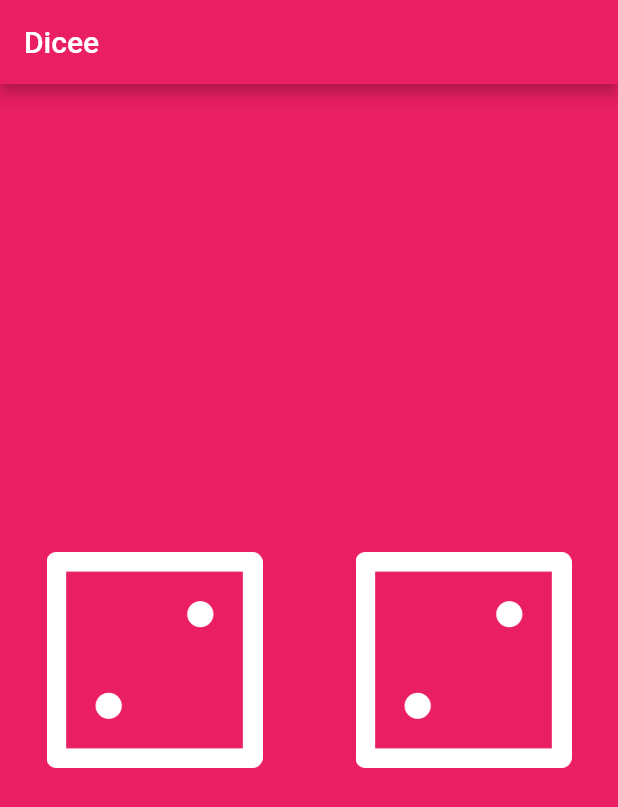
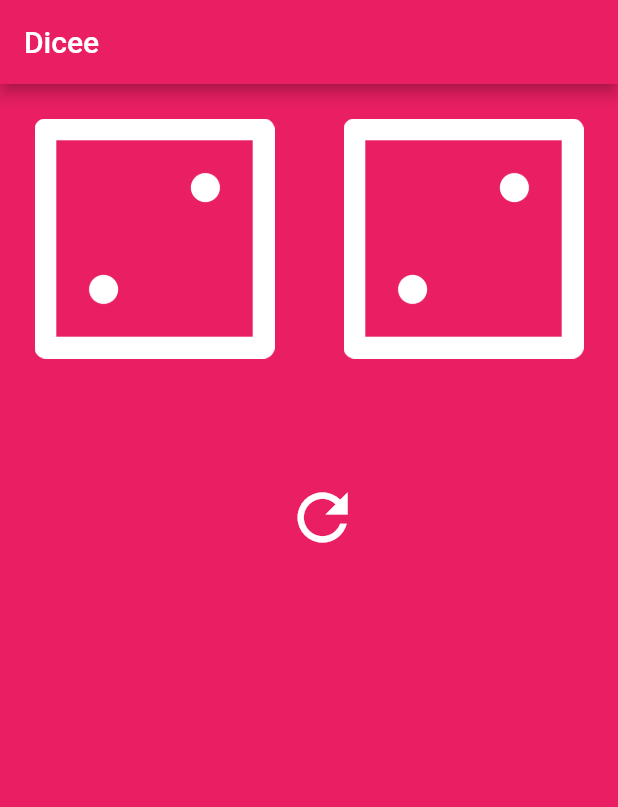
Before and after one commit to KomiljonTurayev/DiceApp, a Flutter app: the screen it shows after launch, on a phone screen of 412 x 824 dp. Shown: the top 807 px of the screen. Run offline on Flutter 3.47's test engine with Material 2 defaults, Android fonts, the phone set to English and light mode, and no system bars.

Commit message:
added refresh button

```diff
--- a/lib/main.dart
+++ b/lib/main.dart
@@ -29,10 +29,12 @@ class _DiceAppState extends State<DiceApp> {
   @override
   Widget build(BuildContext context) {
     return Center(
-      child: Row(
+      child: Column(
+        children: [
+          Row(
             children: <Widget>[
               Expanded(
-            child: FlatButton(
+                child: TextButton(
                   onPressed: () {
                     setState(() {
                       leftImageNumber = Random().nextInt(6) + 1;
@@ -46,7 +48,7 @@ class _DiceAppState extends State<DiceApp> {
                 ),
               ),
               Expanded(
-            child: FlatButton(
+                child: TextButton(
                   onPressed: () {
                     setState(() {
                       rightImageNumber = Random().nextInt(6) + 1;
@@ -61,6 +63,22 @@ class _DiceAppState extends State<DiceApp> {
               ),
             ],
           ),
+          const SizedBox(height: 50),
+          IconButton(
+            onPressed: () {
+              setState(() {
+                leftImageNumber = Random().nextInt(6) + 1;
+                rightImageNumber = Random().nextInt(6) + 1;
+              });
+            },
+            icon: const Icon(
+              Icons.refresh,
+              color: Colors.white,
+              size: 50,
+            ),
+          ),
+        ],
+      ),
     );
   }
 }
```
Lines whose indentation alone changed are shown as unchanged.
